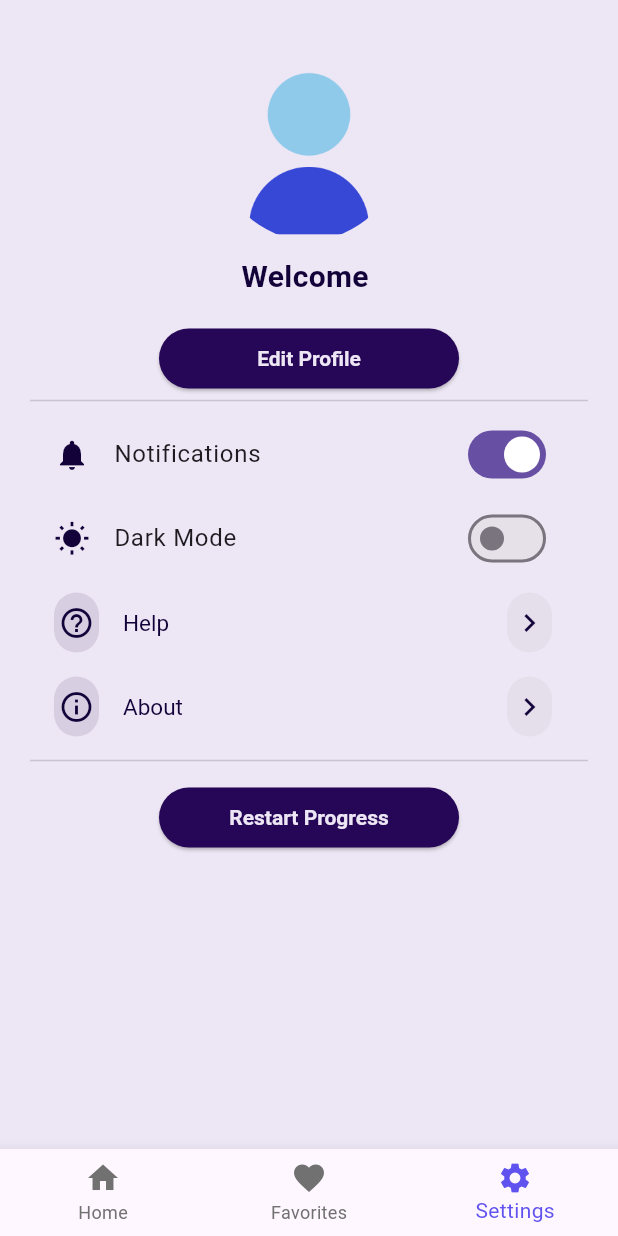
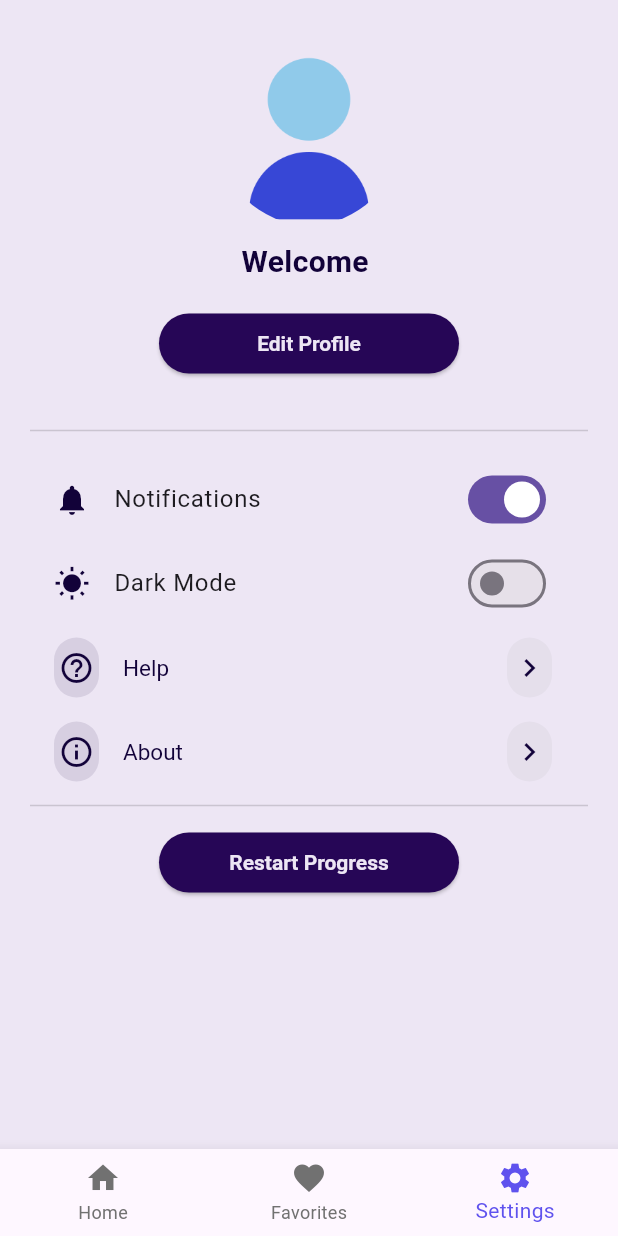
Before and after one commit to Eyad-Mostafa/curio_spark, a Flutter app: the screen it shows after launch, item 3 of the bottom bar chosen, on a phone screen of 412 x 824 dp. Run offline on Flutter 3.47's test engine with Material 3 defaults, Android fonts, the phone set to English and light mode, and no system bars; our stand-ins replace device_preview, flutter_local_notifications, hive, hive_flutter, image_picker, permission_handler and 4 more; missing offline and left inert: android_alarm_manager_plus, string_similarity; accounts and stored records are empty.

Commit message:
Refactor SettingsScreen to load profile data from Hive and improve UI consistency

```diff
--- a/lib/screens/settings.dart
+++ b/lib/screens/settings.dart
@@ -23,12 +23,19 @@ class SettingsScreen extends StatefulWidget {
 }
 
 class _SettingsScreenState extends State<SettingsScreen> {
-  TextEditingController? usernameController;
   String? _currentImagePath;
+
+  @override
+  void initState() {
+    super.initState();
+    // Load saved profile data (image and name) from Hive
+    final profile = ProfileHiveService.getProfile();
+    _currentImagePath = profile?.image;
+  }
+
   @override
   Widget build(BuildContext context) {
     final themeProvider = Provider.of<ThemeProvider>(context);
-    // var box = Hive.box("profiles");
     final profile = ProfileHiveService.getProfile();
     final name = profile?.name ?? '';
 
@@ -38,7 +45,7 @@ class _SettingsScreenState extends State<SettingsScreen> {
           padding: EdgeInsets.all(20),
           child: Column(
             children: [
-              Padding(padding: EdgeInsets.only(top: 10, bottom: 10)),
+              const SizedBox(height: 10),
               Stack(
                 children: [
                   SizedBox(
@@ -48,22 +55,29 @@ class _SettingsScreenState extends State<SettingsScreen> {
                       borderRadius: BorderRadius.circular(100),
                       child: _currentImagePath != null &&
                               File(_currentImagePath!).existsSync()
-                          ? Image.file(File(_currentImagePath!),
-                              fit: BoxFit.cover)
-                          : Image.asset('assets/images/icon/default.png',
-                              fit: BoxFit.cover),
+                          ? Image.file(
+                              File(_currentImagePath!),
+                              fit: BoxFit.cover,
+                            )
+                          : Image.asset(
+                              'assets/images/icon/default.png',
+                              fit: BoxFit.cover,
+                            ),
                     ),
                   ),
                 ],
               ),
 
-              SizedBox(height: 10),
+              const SizedBox(height: 10),
               Text(
-                "Welcome ${name}",
-                style: TextStyle(fontSize: 20, fontWeight: FontWeight.w600),
+                "Welcome $name",
+                style: const TextStyle(
+                  fontSize: 20,
+                  fontWeight: FontWeight.w600,
+                ),
               ),
 
-              SizedBox(height: 20),
+              const SizedBox(height: 20),
               SizedBox(
                 width: 200,
                 height: 40,
@@ -72,19 +86,20 @@ class _SettingsScreenState extends State<SettingsScreen> {
                     Navigator.push(
                       context,
                       MaterialPageRoute(
-                          builder: (context) => UpdateProfileScreen()),
+                        builder: (context) => const UpdateProfileScreen(),
+                      ),
                     );
                   },
-                  child: Text("Edit Profile"),
+                  child: const Text("Edit Profile"),
                 ),
               ),
-              SizedBox(width: 30),
-              Divider(),
-              SizedBox(width: 10),
+              const SizedBox(height: 30),
+              const Divider(),
+              const SizedBox(height: 10),
 
-              /// Notifications and Dark Mode
-              NotificationSettings(),
-              DarkModeSettings(),
+              // Notifications and Dark Mode settings
+              const NotificationSettings(),
+              const DarkModeSettings(),
 
               SettingsMenu(
                 title: "Help",
@@ -93,31 +108,24 @@ class _SettingsScreenState extends State<SettingsScreen> {
                   showDialog(
                     context: context,
                     builder: (context) => AlertDialog(
-                      title: Text('Help'),
+                      title: const Text('Help'),
                       content: Column(
                         mainAxisSize: MainAxisSize.min,
                         crossAxisAlignment: CrossAxisAlignment.start,
-                        children: [
-                          Text('🔍 What is CurioSpark?',
-                              style: TextStyle(fontWeight: FontWeight.bold)),
+                        children: const [
+                          Text('🔍 What is CurioSpark?', style: TextStyle(fontWeight: FontWeight.bold)),
                           SizedBox(height: 4),
-                          Text(
-                              'CurioSpark is an app that delivers fascinating daily curiosities and facts.'),
+                          Text('CurioSpark is an app that delivers fascinating daily curiosities and facts.'),
                           SizedBox(height: 12),
-                          Text('📅 Notifications',
-                              style: TextStyle(fontWeight: FontWeight.bold)),
+                          Text('📅 Notifications', style: TextStyle(fontWeight: FontWeight.bold)),
                           SizedBox(height: 4),
-                          Text(
-                              'You can enable or disable notifications to get your daily curiosity delivered.'),
+                          Text('You can enable or disable notifications to get your daily curiosity delivered.'),
                           SizedBox(height: 12),
-                          Text('🌗 Dark Mode',
-                              style: TextStyle(fontWeight: FontWeight.bold)),
+                          Text('🌗 Dark Mode', style: TextStyle(fontWeight: FontWeight.bold)),
                           SizedBox(height: 4),
-                          Text(
-                              'You can switch between light and dark themes from the Settings screen.'),
+                          Text('You can switch between light and dark themes from the Settings screen.'),
                           SizedBox(height: 12),
-                          Text('🛠 Need Help?',
-                              style: TextStyle(fontWeight: FontWeight.bold)),
+                          Text('🛠 Need Help?', style: TextStyle(fontWeight: FontWeight.bold)),
                           SizedBox(height: 4),
                           Text('Contact us at: support@curiospark.app'),
                         ],
@@ -125,7 +133,7 @@ class _SettingsScreenState extends State<SettingsScreen> {
                       actions: [
                         TextButton(
                           onPressed: () => Navigator.pop(context),
-                          child: Text('Close'),
+                          child: const Text('Close'),
                         ),
                       ],
                     ),
@@ -133,19 +141,19 @@ class _SettingsScreenState extends State<SettingsScreen> {
                 },
               ),
 
-              /// About
               SettingsMenu(
                 title: "About",
                 icon: Icons.info_outline,
                 onPress: () {
                   Navigator.push(
                     context,
-                    MaterialPageRoute(builder: (context) => AboutScreen()),
+                    MaterialPageRoute(builder: (context) => const AboutScreen()),
                   );
                 },
               ),
-              Divider(),
-              SizedBox(height: 10),
+
+              const Divider(),
+              const SizedBox(height: 10),
               SizedBox(
                 width: 200,
                 height: 40,
@@ -154,10 +162,10 @@ class _SettingsScreenState extends State<SettingsScreen> {
                     ProfileHiveService.deleteProfile();
                     Navigator.pushReplacement(
                       context,
-                      MaterialPageRoute(builder: (context) => SplashScreen()),
+                      MaterialPageRoute(builder: (context) => const SplashScreen()),
                     );
                   },
-                  child: Text("Restart Progress"),
+                  child: const Text("Restart Progress"),
                 ),
               ),
             ],
@@ -213,11 +221,12 @@ class SettingsMenu extends StatelessWidget {
             )
           : null,
     );
-  }
 }
-
+}
 /// NOTIFICATIONS
 class NotificationSettings extends StatefulWidget {
+  const NotificationSettings({Key? key}) : super(key: key);
+
   @override
   State<NotificationSettings> createState() => _NotificationSettingsState();
 }
@@ -227,19 +236,18 @@ class _NotificationSettingsState extends State<NotificationSettings> {
   final FlutterLocalNotificationsPlugin _flutterLocalNotificationsPlugin =
       FlutterLocalNotificationsPlugin();
 
-  TextEditingController? usernameController;
-  String? _currentImagePath;
-
   @override
   void initState() {
     super.initState();
+    // Load profile image if needed
     final profile = ProfileHiveService.getProfile();
-    _currentImagePath = profile?.image ?? null;
-    usernameController = TextEditingController(text: profile?.name ?? '');
+    // You can also use profile?.image if you want to display it here
+
+    _loadNotificationPreference();
+    _initializeNotificationPlugin();
   }
 
   Future<void> _initializeNotificationPlugin() async {
-    // Use your default launcher icon so the resource is always found
     const AndroidInitializationSettings initializationSettingsAndroid =
         AndroidInitializationSettings('@mipmap/ic_launcher');
     final InitializationSettings initializationSettings =
@@ -266,7 +274,7 @@ class _NotificationSettingsState extends State<NotificationSettings> {
       SnackBar(
         content:
             Text(value ? 'Notifications Enabled' : 'Notifications Disabled'),
-        duration: Duration(seconds: 1),
+        duration: const Duration(seconds: 1),
       ),
     );
 
@@ -285,7 +293,7 @@ class _NotificationSettingsState extends State<NotificationSettings> {
       channelDescription: 'Channel for notification settings',
       importance: Importance.high,
       priority: Priority.high,
-      icon: '@mipmap/ic_launcher', // explicitly set a valid icon
+      icon: '@mipmap/ic_launcher',
     );
 
     const NotificationDetails platformDetails =
@@ -302,9 +310,8 @@ class _NotificationSettingsState extends State<NotificationSettings> {
   @override
   Widget build(BuildContext context) {
     return ListTile(
-      leading:
-          Icon(Icons.notifications, color: Theme.of(context).iconTheme.color),
-      title: Text('Notifications'),
+      leading: Icon(Icons.notifications, color: Theme.of(context).iconTheme.color),
+      title: const Text('Notifications'),
       trailing: Switch(
         value: _notificationsOn,
         onChanged: _toggleNotification,
@@ -324,7 +331,7 @@ class DarkModeSettings extends StatelessWidget {
     ScaffoldMessenger.of(context).showSnackBar(
       SnackBar(
         content: Text(value ? 'Dark Mode Enabled' : 'Dark Mode Disabled'),
-        duration: Duration(seconds: 1),
+        duration: const Duration(seconds: 1),
       ),
     );
   }
@@ -337,7 +344,7 @@ class DarkModeSettings extends StatelessWidget {
         themeProvider.isDarkMode ? Icons.shield_moon : Icons.wb_sunny,
         color: Theme.of(context).iconTheme.color,
       ),
-      title: Text('Dark Mode'),
+      title: const Text('Dark Mode'),
       trailing: Switch(
         value: themeProvider.isDarkMode,
         onChanged: (value) => _toggleDarkMode(context, value),
```
